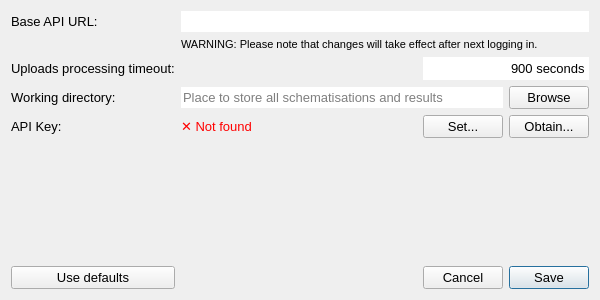
This is threedi_models_and_simulations/ui/settings.ui in nens/threedi-api-qgis-client as Qt 5 draws it before an edit. The edited form follows.
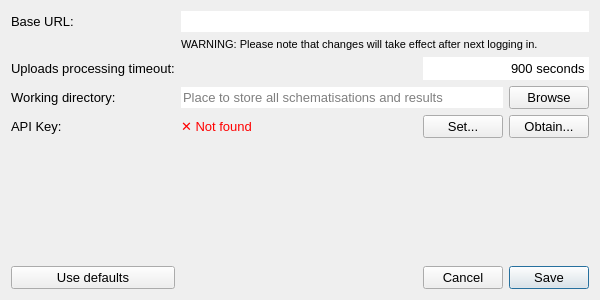
This is the edited form.

Diff of the .ui file:
```diff
--- a/threedi_models_and_simulations/ui/settings.ui
+++ b/threedi_models_and_simulations/ui/settings.ui
@@ -29,7 +29,7 @@
    <item row="0" column="0">
     <widget class="QLabel" name="label">
      <property name="text">
-      <string>Base API URL:</string>
+      <string>Base URL:</string>
      </property>
     </widget>
    </item>
```
Left out of the diff: 4 changed lines with no effect on the pictures.
